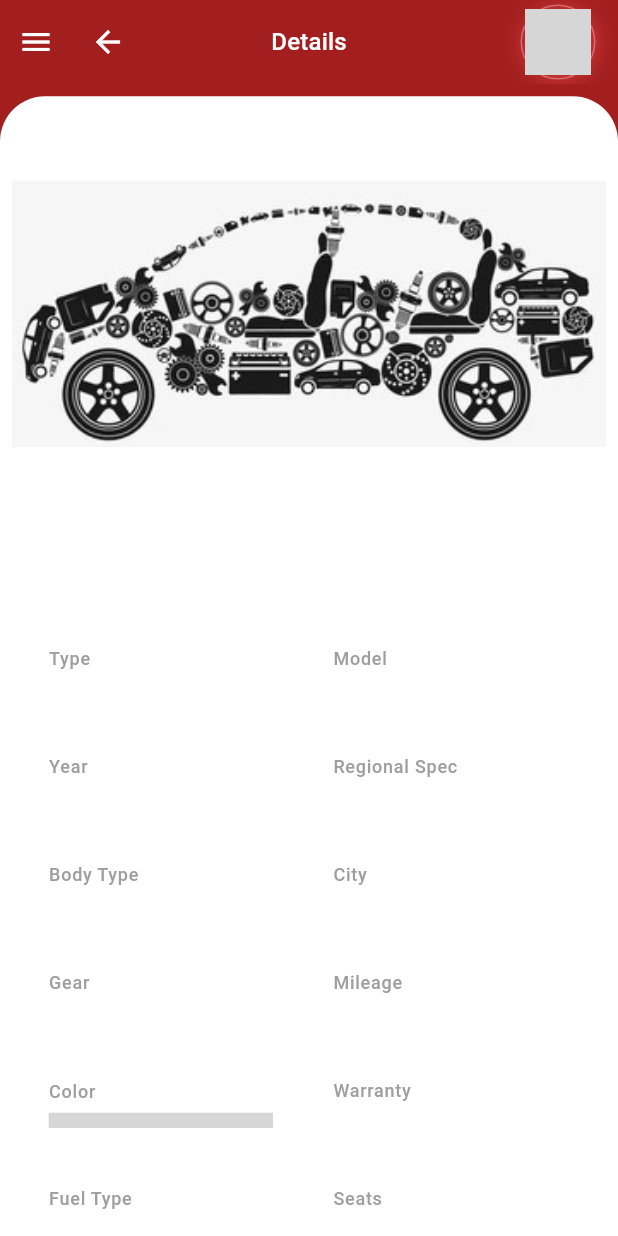
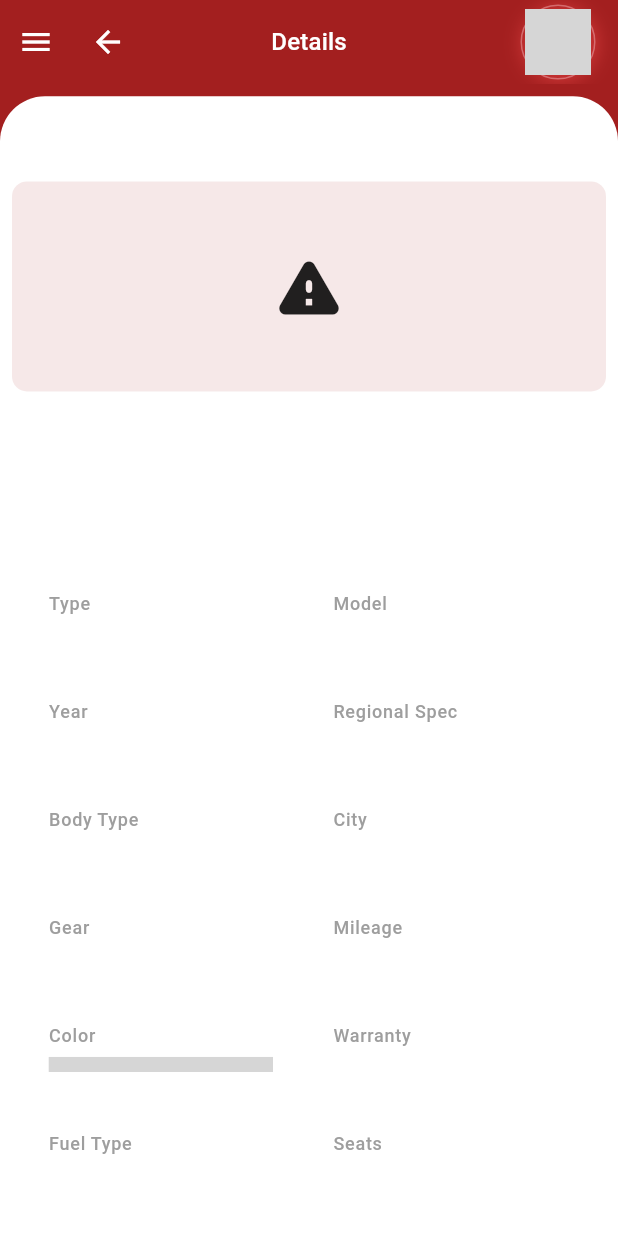
Before and after one commit to doniaAlaa/carlly_customer, a Flutter app: the ViewCarDetails widget shown alone on an empty page, opened directly with empty values, on a phone screen of 412 x 824 dp. Run offline on Flutter 3.47's test engine with Material 3 defaults, Android fonts, the phone set to English and light mode, and no system bars; drawn by our look-alikes of flutter_advanced_drawer; our stand-ins replace app_links, country_code_picker, dio, firebase_auth, firebase_core, flutter_carousel_widget and 11 more; missing offline and left inert: faabul_color_picker; accounts and stored records are empty; network calls fail; grey boxes are pictures that could not be loaded.

```diff
--- a/lib/screens/carlisting/view_car_details.dart
+++ b/lib/screens/carlisting/view_car_details.dart
@@ -3,6 +3,7 @@ import 'dart:developer';
 
 import 'package:carsilla/const/assets.dart';
 import 'package:carsilla/const/common_methods.dart';
+import 'package:carsilla/core/reusable_widgets/toast.dart';
 import 'package:carsilla/providers/user_provider.dart';
 import 'package:carsilla/utils/theme.dart';
 import 'package:carsilla/screens/GoogleMap/view_location_on_map.dart';
@@ -80,6 +81,7 @@ class _ViewCarDetailsState extends State<ViewCarDetails> {
     //     widget.carListingDetails!['listing_img5'] != "")
     //   carList
     //       .add(Endpoints.imageUrl + widget.carListingDetails!['listing_img5']);
+
     carList.clear();
     List<dynamic> images = widget.carListingDetails!['images'];
     images.forEach((e){
@@ -149,8 +151,8 @@ class _ViewCarDetailsState extends State<ViewCarDetails> {
 
     featuresList.add({
       'title': 'Car Features',
-      'subtitle':''
-          //displayCarFeaturesList(widget.carListingDetails!['features_others'])
+      // 'subtitle':''
+      'subtitle':displayCarFeaturesList(widget.carListingDetails!['features_others'])
     });
 
     if (widget.carListingDetails!['car_type'] == "Auction") {
@@ -177,10 +179,10 @@ class _ViewCarDetailsState extends State<ViewCarDetails> {
 
   String displayCarFeaturesList(dynamic data) {
     print('ccccccccccccccc');
-    print(data);
-    print('ccccccccccccccc');
+    String features = '$data';
+    String carFeatures = '';
 
-    String carFeatures = '';
+    if(features.contains('[')){
       if (data != null) {
         if (data is String) {
           List<String> featuresList = List.from(jsonDecode(data));
@@ -189,6 +191,8 @@ class _ViewCarDetailsState extends State<ViewCarDetails> {
           List<String> featureList = List.from(data);
           carFeatures = featureList.join(', ');
         }
+      }
+
     }
     return carFeatures;
   }
@@ -363,10 +367,22 @@ class _ViewCarDetailsState extends State<ViewCarDetails> {
                             currentIndicatorColor: MainTheme.primaryColor,
                             indicatorBackgroundColor: Colors.grey.shade300)),
                   )),
-            ):Image.asset(IconAssets.carvector,fit: BoxFit.cover,
-              width: MediaQuery.of(context).size.width ,
-              height: size.width * 0.43,
+            ):
+
+            // Image.asset(IconAssets.carvector,fit: BoxFit.cover,
+            //   width: MediaQuery.of(context).size.width ,
+            //   height: size.width * 0.43,
+            // ),
+            Container(
+                decoration: BoxDecoration(
+                  color: MainTheme.primaryColor.withOpacity(0.1),
+
+                  borderRadius:
+                  BorderRadius.circular(10),
                 ),
+                height: 140,
+                width: MediaQuery.of(context).size.width,
+                child: Icon(Icons.warning_rounded,size: 50,)),
             widget.carListingDetails!['listing_desc'] != null
                 ? Column(
                     children: [
@@ -610,4 +626,6 @@ class _ViewCarDetailsState extends State<ViewCarDetails> {
       ),
     );
   }
+
+
 }
```
Also changed, not shown: 1 other file. Lines whose indentation alone changed are shown as unchanged.
